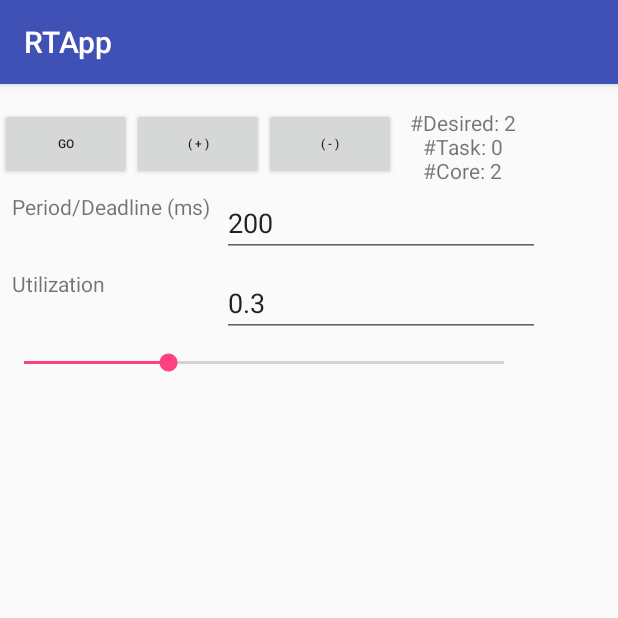
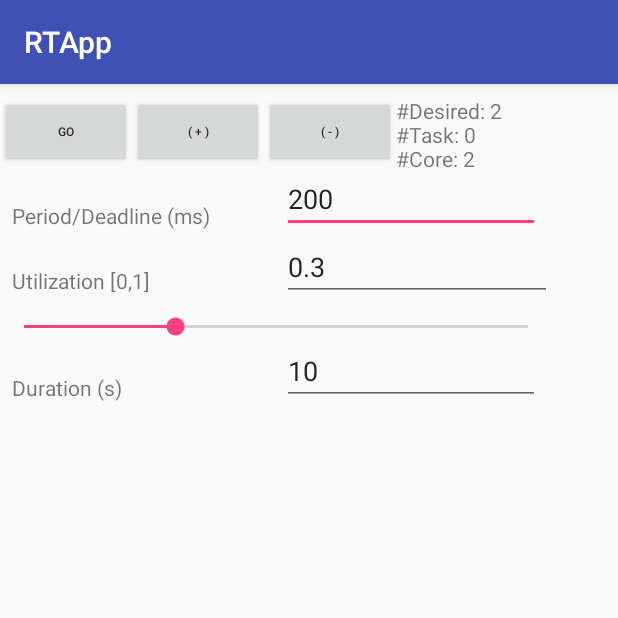
Before and after one commit to balsini/RTApp, an Android app: the screen it shows after launch (MainActivity), on a phone screen of 412 x 824 dp, the top half of it. Run offline under Robolectric (Android 15) with nearby library versions, the phone set to English and light mode, and no system bars; 1 statement that could not run was skipped.

Commit message:
Reorganized UI internal structure and added experiment duration fields

```diff
--- a/app/src/main/AndroidManifest.xml
+++ b/app/src/main/AndroidManifest.xml
@@ -13,7 +13,8 @@
         android:supportsRtl="true"
         android:theme="@style/AppTheme">
 
-        <activity android:name=".MainActivity">
+        <activity android:name=".MainActivity"
+            android:windowSoftInputMode="stateHidden|stateAlwaysHidden">
             <intent-filter>
                 <action android:name="android.intent.action.MAIN" />
 
--- a/app/src/main/res/layout/activity_main.xml
+++ b/app/src/main/res/layout/activity_main.xml
@@ -6,82 +6,50 @@
     android:layout_height="match_parent"
     tools:context="it.sssup.retis.alessiobalsini.rtapp.MainActivity">
 
-    <android.support.constraint.ConstraintLayout
-        android:id="@+id/constraintLayout"
+    <ScrollView
+        android:id="@+id/dbg_scroll"
+        android:layout_width="0dp"
+        android:layout_height="0dp"
+        android:layout_marginBottom="8dp"
+        android:layout_marginEnd="8dp"
+        android:layout_marginLeft="8dp"
+        android:layout_marginStart="8dp"
+        android:scrollbars="vertical"
+        app:layout_constraintBottom_toBottomOf="parent"
+        app:layout_constraintLeft_toLeftOf="parent"
+        android:layout_marginTop="8dp"
+        app:layout_constraintTop_toBottomOf="@+id/linearLayout2"
+        android:layout_marginRight="8dp"
+        app:layout_constraintRight_toRightOf="parent"
+        app:layout_constraintHorizontal_bias="0.0"
+        app:layout_constraintVertical_bias="0.0">
+
+        <LinearLayout
+            android:layout_width="match_parent"
+            android:layout_height="match_parent"
+            android:orientation="vertical"
+            tools:layout_editor_absoluteX="16dp"
+            tools:layout_editor_absoluteY="235dp">
+
+            <TextView
+                android:id="@+id/dbg_txt"
+                android:layout_width="fill_parent"
+                android:layout_height="fill_parent"
+                android:layout_weight="1.0" />
+        </LinearLayout>
+    </ScrollView>
+
+    <LinearLayout
         android:layout_width="368dp"
         android:layout_height="wrap_content"
+        android:orientation="vertical"
         tools:layout_editor_absoluteX="8dp"
-        app:layout_constraintTop_toTopOf="parent"
-        android:layout_marginTop="8dp">
-
-        <LinearLayout
-            android:focusable="true"
-            android:focusableInTouchMode="true"
-            android:layout_width="0px"
-            android:layout_height="0px"/>
-
-        <TextView
-            android:id="@+id/textView2"
-            android:layout_width="0dp"
-            android:layout_height="wrap_content"
-            android:layout_marginLeft="8dp"
-            android:layout_marginStart="8dp"
-            android:layout_marginTop="8dp"
-            android:text="Utilization"
-            app:layout_constraintHorizontal_bias="0.0"
-            app:layout_constraintLeft_toLeftOf="parent"
-            app:layout_constraintRight_toRightOf="@+id/textView"
-            app:layout_constraintTop_toBottomOf="@+id/periodValue" />
-
-        <EditText
-            android:id="@+id/periodValue"
-            android:layout_width="0dp"
-            android:layout_height="43dp"
-            android:layout_marginEnd="8dp"
-            android:layout_marginLeft="8dp"
-            android:layout_marginRight="8dp"
-            android:layout_marginStart="8dp"
-            android:ems="10"
-            android:inputType="numberDecimal"
-            android:text="200"
-            app:layout_constraintLeft_toRightOf="@+id/textView"
-            app:layout_constraintRight_toRightOf="parent"
-            app:layout_constraintTop_toTopOf="@+id/textView" />
-
-        <TextView
-            android:id="@+id/textView"
-            android:layout_width="wrap_content"
-            android:layout_height="wrap_content"
-            android:layout_marginLeft="8dp"
-            android:layout_marginStart="8dp"
-            android:text="Period/Deadline (ms)"
-            app:layout_constraintLeft_toLeftOf="parent"
-            android:layout_marginTop="8dp"
-            app:layout_constraintTop_toBottomOf="@+id/linearLayout" />
-
-        <EditText
-            android:id="@+id/utilizationValue"
-            android:layout_width="0dp"
-            android:layout_height="wrap_content"
-            android:ems="10"
-            android:inputType="numberDecimal"
-            android:text="0.3"
-            app:layout_constraintLeft_toLeftOf="@+id/periodValue"
-            app:layout_constraintRight_toRightOf="@+id/periodValue"
-            app:layout_constraintTop_toTopOf="@+id/textView2" />
-
-        <SeekBar
-            android:id="@+id/utilizationSeekBar"
-            android:layout_width="352dp"
-            android:layout_height="wrap_content"
-            android:layout_marginTop="8dp"
-            android:progress="20"
-            app:layout_constraintTop_toBottomOf="@+id/utilizationValue"
-            tools:layout_editor_absoluteX="8dp" />
+        tools:layout_editor_absoluteY="8dp"
+        android:id="@+id/linearLayout2">
 
         <LinearLayout
             android:id="@+id/linearLayout"
-            android:layout_width="352dp"
+            android:layout_width="match_parent"
             android:layout_height="wrap_content"
             android:layout_marginTop="8dp"
             android:orientation="horizontal"
@@ -129,7 +97,7 @@
                     android:layout_height="wrap_content"
                     android:layout_weight="1"
                     android:text="TextView"
-                    android:textAlignment="center" />
+                    android:textAlignment="textStart" />
 
                 <TextView
                     android:id="@+id/threads_number"
@@ -137,7 +105,7 @@
                     android:layout_height="wrap_content"
                     android:layout_weight="1"
                     android:text="TextView"
-                    android:textAlignment="center" />
+                    android:textAlignment="textStart" />
 
                 <TextView
                     android:id="@+id/cores_number"
@@ -145,43 +113,111 @@
                     android:layout_height="wrap_content"
                     android:layout_weight="1"
                     android:text="TextView"
-                    android:textAlignment="center" />
+                    android:textAlignment="textStart" />
             </LinearLayout>
 
         </LinearLayout>
 
-    </android.support.constraint.ConstraintLayout>
+        <LinearLayout
+            android:layout_width="match_parent"
+            android:layout_height="wrap_content"
+            android:orientation="horizontal"
+            app:layout_constraintTop_toBottomOf="@+id/utilizationSeekBar"
+            tools:layout_editor_absoluteX="8dp">
 
-    <ScrollView
-        android:id="@+id/dbg_scroll"
-        android:layout_width="0dp"
-        android:layout_height="0dp"
-        android:layout_marginLeft="8dp"
-        android:layout_marginRight="8dp"
-        android:scrollbars="vertical"
-        app:layout_constraintLeft_toLeftOf="parent"
-        app:layout_constraintRight_toRightOf="parent"
-        app:layout_constraintBottom_toBottomOf="parent"
-        android:layout_marginBottom="8dp"
-        app:layout_constraintHorizontal_bias="0.1"
-        android:layout_marginStart="8dp"
-        android:layout_marginEnd="8dp"
-        android:layout_marginTop="8dp"
-        app:layout_constraintTop_toBottomOf="@+id/constraintLayout">
+            <TextView
+                android:id="@+id/periodText"
+                android:layout_width="0dp"
+                android:layout_height="wrap_content"
+                android:layout_marginLeft="8dp"
+                android:layout_marginStart="8dp"
+                android:layout_marginTop="8dp"
+                android:layout_weight="1"
+                android:text="Period/Deadline (ms)"
+                app:layout_constraintLeft_toLeftOf="parent"
+                app:layout_constraintTop_toBottomOf="@+id/linearLayout" />
+
+            <EditText
+                android:id="@+id/periodValue"
+                android:layout_width="0dp"
+                android:layout_height="43dp"
+                android:layout_marginEnd="8dp"
+                android:layout_marginLeft="8dp"
+                android:layout_marginRight="8dp"
+                android:layout_marginStart="8dp"
+                android:layout_weight="1"
+                android:ems="10"
+                android:inputType="numberDecimal"
+                android:text="200"/>
+
+        </LinearLayout>
 
         <LinearLayout
             android:layout_width="match_parent"
             android:layout_height="wrap_content"
-            android:orientation="vertical"
-            tools:layout_editor_absoluteX="16dp"
-            tools:layout_editor_absoluteY="235dp">
+            android:orientation="horizontal"
+            tools:layout_editor_absoluteX="8dp"
+            tools:layout_editor_absoluteY="89dp">
 
             <TextView
-                android:id="@+id/dbg_txt"
-                android:layout_width="fill_parent"
-                android:layout_height="fill_parent"
-                android:layout_weight="1.0" />
+                android:id="@+id/utilizationText"
+                android:layout_width="0dp"
+                android:layout_height="wrap_content"
+                android:layout_marginLeft="8dp"
+                android:layout_marginStart="8dp"
+                android:layout_marginTop="8dp"
+                android:layout_weight="1"
+                android:text="Utilization [0,1]"/>
+
+            <EditText
+                android:id="@+id/utilizationValue"
+                android:layout_width="0dp"
+                android:layout_height="wrap_content"
+                android:layout_weight="1"
+                android:ems="10"
+                android:inputType="numberDecimal"
+                android:text="0.3"/>
         </LinearLayout>
-    </ScrollView>
+
+        <SeekBar
+            android:id="@+id/utilizationSeekBar"
+            android:layout_width="match_parent"
+            android:layout_height="wrap_content"
+            android:layout_marginTop="8dp"
+            android:progress="20"
+            app:layout_constraintTop_toBottomOf="@+id/utilizationValue"
+            tools:layout_editor_absoluteX="8dp" />
+
+        <LinearLayout
+            android:layout_width="match_parent"
+            android:layout_height="wrap_content"
+            android:orientation="horizontal"
+            tools:layout_editor_absoluteX="8dp"
+            tools:layout_editor_absoluteY="89dp">
+
+            <TextView
+                android:id="@+id/durationText"
+                android:layout_width="0dp"
+                android:layout_height="wrap_content"
+                android:layout_marginLeft="8dp"
+                android:layout_marginStart="8dp"
+                android:layout_marginTop="8dp"
+                android:layout_weight="1"
+                android:text="Duration (s)"/>
+
+            <EditText
+                android:id="@+id/durationValue"
+                android:layout_width="0dp"
+                android:layout_height="43dp"
+                android:layout_marginEnd="8dp"
+                android:layout_marginLeft="8dp"
+                android:layout_marginRight="8dp"
+                android:layout_marginStart="8dp"
+                android:layout_weight="1"
+                android:ems="10"
+                android:inputType="numberDecimal"
+                android:text="10"/>
+        </LinearLayout>
+    </LinearLayout>
 
 </android.support.constraint.ConstraintLayout>
```
